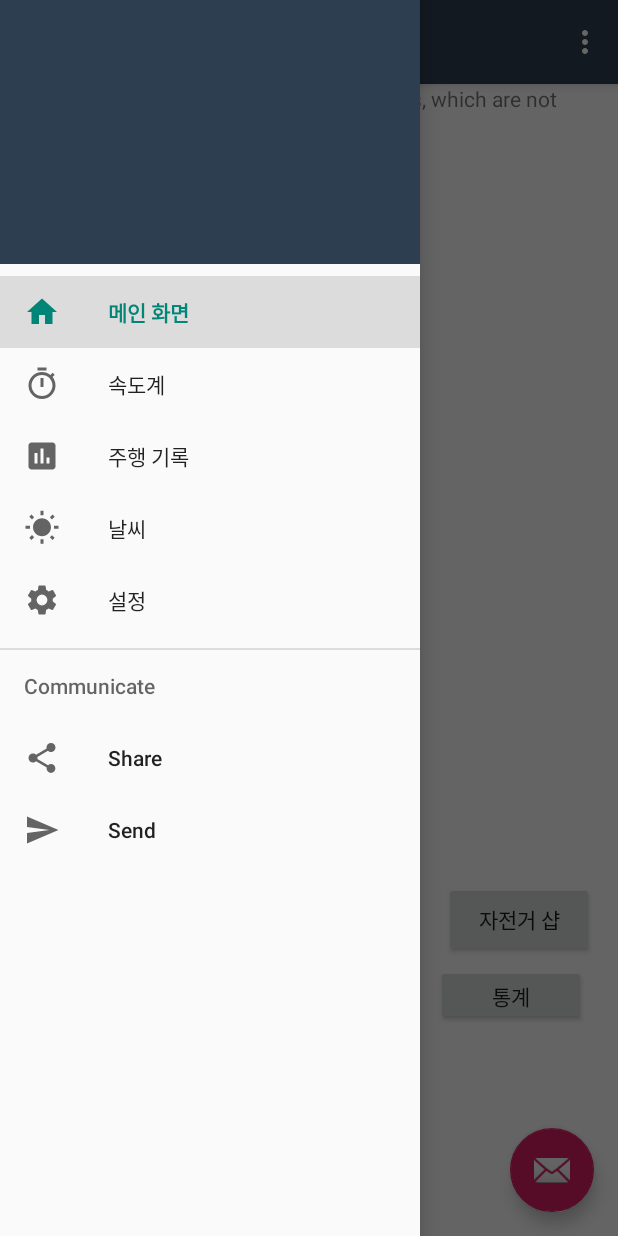
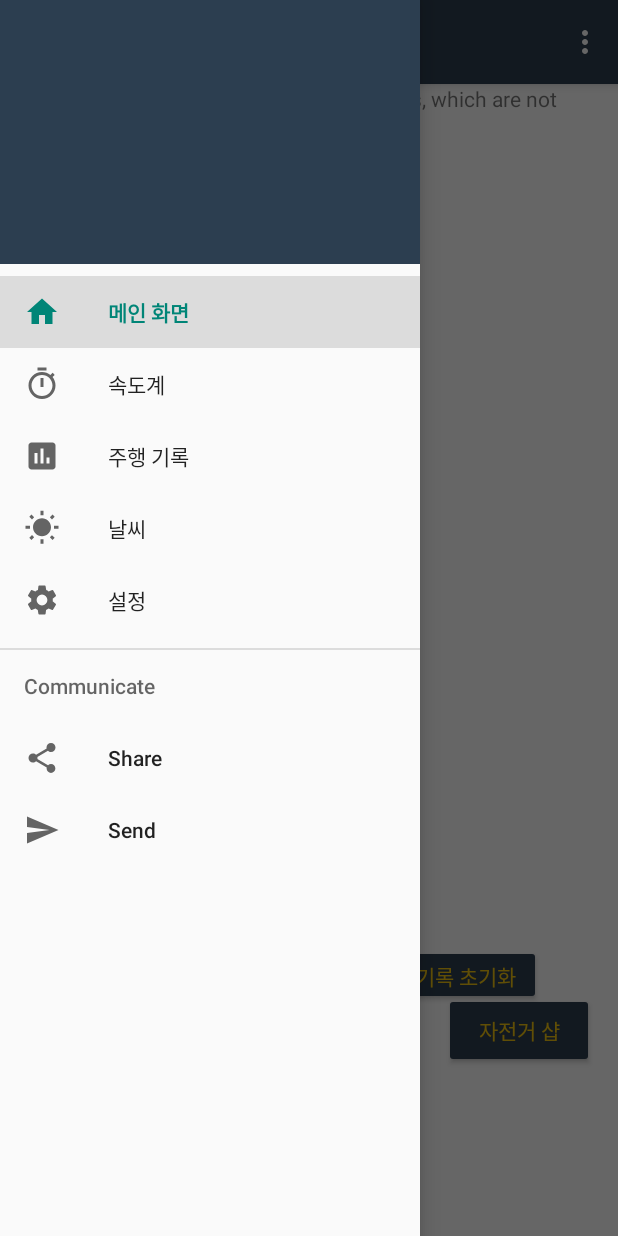
Before and after one commit to Injiyong/Biking, an Android app: the MainActivity screen opened directly, with no data from a screen before it, with the side drawer open, on a phone screen of 412 x 824 dp. Run offline under Robolectric (Android 15) with nearby library versions, the phone set to English and light mode, and no system bars; our stand-ins replace Firebase (no records; nobody signed in at launch, a user with empty details on screens opened directly), navigation-ui; libraries missing offline, so code that uses them is left out: noman.googleplaces; pictures from the network do not load; 8 statements that could not run were skipped.

Commit message:
UI updates

```diff
--- a/Biking/app/src/main/java/cau/injiyong/biking/MainActivity.java
+++ b/Biking/app/src/main/java/cau/injiyong/biking/MainActivity.java
@@ -45,14 +45,14 @@ public class MainActivity extends AppCompatActivity {
         setContentView(R.layout.activity_main);
         Toolbar toolbar = findViewById(R.id.toolbar);
         setSupportActionBar(toolbar);
-        FloatingActionButton fab = findViewById(R.id.fab);
-        fab.setOnClickListener(new View.OnClickListener() {
-            @Override
-            public void onClick(View view) {
-                Snackbar.make(view, "Replace with your own action", Snackbar.LENGTH_LONG)
-                        .setAction("Action", null).show();
-            }
-        });
+//        FloatingActionButton fab = findViewById(R.id.fab);
+//        fab.setOnClickListener(new View.OnClickListener() {
+//            @Override
+//            public void onClick(View view) {
+//                Snackbar.make(view, "Replace with your own action", Snackbar.LENGTH_LONG)
+//                        .setAction("Action", null).show();
+//            }
+//        });
 
         DrawerLayout drawer = findViewById(R.id.drawer_layout);
         NavigationView navigationView = findViewById(R.id.nav_view);
--- a/Biking/app/src/main/java/cau/injiyong/biking/ui/home/HomeFragment.java
+++ b/Biking/app/src/main/java/cau/injiyong/biking/ui/home/HomeFragment.java
@@ -113,6 +113,11 @@ public class HomeFragment extends Fragment implements OnMapReadyCallback, Activi
     LatLng ex_point;
     String f_lat;
     String f_long;
+    String f_time;
+    String s_lat;
+    String s_long;
+    String s_time;
+
 
     List<Marker> previous_marker = null;
 
@@ -159,7 +164,7 @@ public class HomeFragment extends Fragment implements OnMapReadyCallback, Activi
         // 주행시작 ~~
         tv_timer = (TextView)rootView.findViewById(R.id.tv_timer);
         tv_distance = (TextView)rootView.findViewById(R.id.tv_distance);
-        tv_avg_speed = (TextView)rootView.findViewById(R.id.tv_avg_speed);
+//        tv_avg_speed = (TextView)rootView.findViewById(R.id.tv_avg_speed);
         Button btn_timer_start = (Button) rootView.findViewById(R.id.btn_timer_start);
         btn_timer_start.setOnClickListener(new View.OnClickListener() {
 
@@ -206,14 +211,15 @@ public class HomeFragment extends Fragment implements OnMapReadyCallback, Activi
                         bef_long = longitude;
 
                         /* 시작 지점 경도, 위도 */
-                        String s_lat = String.valueOf(latitude);
-                        String s_long = String.valueOf(longitude);
+                        s_lat = String.valueOf(latitude);
+                        s_long = String.valueOf(longitude);
+
 
                         /* 시작 시간 */
                         long now = System.currentTimeMillis();
                         Date date = new Date(now);
                         SimpleDateFormat sdfNow = new SimpleDateFormat("yyyy/MM/dd HH:mm:ss");
-                        String s_time = sdfNow.format(date);
+                        s_time = sdfNow.format(date);
                     }
 
                     /* 타이머를 위한 Handler */
@@ -228,11 +234,11 @@ public class HomeFragment extends Fragment implements OnMapReadyCallback, Activi
                             tv_timer.setText("주행시간 : " + timer + " 초");
                             tv_distance.setText("주행거리 : "+sum_dist+ " m");
                             double getSpeed = Double.parseDouble(String.format("%.3f",location.getSpeed()));
-                            tv_avg_speed.setText("속도 : "+getSpeed);
+//                            tv_avg_speed.setText("속도 : "+getSpeed);
                             //tv_avg_speed.setText("평균 속도 : "+avg_speed+" m/s");
 
-                            /* 3초 마다 GPS를 찍기 위한 소스*/
-                            if (timer % 3 == 0) {
+                            /* 6초 마다 GPS를 찍기 위한 소스*/
+                            if (timer % 6 == 0) {
                                 //GpsInfo gps = new GpsInfo(getActivity());
                                 // GPS 사용유무 가져오기
                                 if (checkLocationServicesStatus()) {
@@ -283,17 +289,18 @@ public class HomeFragment extends Fragment implements OnMapReadyCallback, Activi
 
                                     ex_point = latLng;
                                     Log.d(TAG, "polyLineLocResult : " + markerSnippet);
+
                                     PolylineOptions options = new PolylineOptions().color(0xFFFF0000).width(30.0f).geodesic(true).add(latLng).add(ex_point);
                                     mMap.addPolyline(options);
                                     ex_point = latLng;
 
-                                    // 마커 설정.
-                                    MarkerOptions optFirst = new MarkerOptions();
-                                    optFirst.alpha(0.5f);
-                                    optFirst.anchor(0.5f, 0.5f);
-                                    optFirst.position(latLng);// 위도 • 경도
-                                    optFirst.icon(BitmapDescriptorFactory.defaultMarker(BitmapDescriptorFactory.HUE_BLUE));
-                                    mMap.addMarker(optFirst).showInfoWindow();
+//                                    // 마커 설정.
+//                                    MarkerOptions optFirst = new MarkerOptions();
+//                                    optFirst.alpha(0.5f);
+//                                    optFirst.anchor(0.5f, 0.5f);
+//                                    optFirst.position(latLng);// 위도 • 경도
+//                                    optFirst.icon(BitmapDescriptorFactory.defaultMarker(BitmapDescriptorFactory.HUE_BLUE));
+//                                    mMap.addMarker(optFirst).showInfoWindow();
                                 }
                             }
                         }
@@ -407,7 +414,66 @@ public class HomeFragment extends Fragment implements OnMapReadyCallback, Activi
         });
         // ~~주행 종료
 
-        mLayout = (View)getActivity().findViewById(R.id.layout_map);
+        // 기록 초기화 ~~
+        Button btn_timer_reset = (Button)rootView.findViewById(R.id.btn_timer_reset);
+        btn_timer_reset.setOnClickListener(new View.OnClickListener() {
+
+            @Override
+            public void onClick(View view) {
+                if (view.getId() == R.id.btn_timer_reset) {
+
+                    /* 체킹 변수 설정*/
+                    isReset = true;
+
+                    /* 시작되어 있는 상태에서 종료시킬 경우 */
+                    if (isBtnClickStart == true) {
+                        Toast.makeText(getActivity(), "타이머를 Stop버튼으로 종료시켜주세요", Toast.LENGTH_SHORT).show();
+                    }else {
+                        /* 체킹 변수 설정*/
+                        isBtnClickStart = false;
+
+                        Toast.makeText(getActivity(), "타이머를 리셋합니다.", Toast.LENGTH_SHORT).show();
+
+                        /** 초기화 */
+                        timer = 0; // 총 라이딩 시간(타이머) 초기화
+//                        avg_speed = 0; // 평균 속도 초기화
+                        sum_dist = 0;// 총 라이딩 거리
+                        s_lat = "";
+                        s_long = "";
+                        s_time = ""; // 시작 지점 GPS 정보 초기화
+                        f_lat = "";
+                        f_long = "";
+                        f_time = ""; // 종료 지점 GPS 정보 초기화
+
+                        /* 텍스트 뷰 갱신*/
+                        tv_timer.setText("주행시간 : " + timer + " 초");
+//                        tv_avg_speed.setText("평균 속도 : " + avg_speed + " m/s");
+                        tv_distance.setText("주행거리 : " + sum_dist + " m");
+
+//                        /* ProgressDialog 시작 */
+//                        mProgressDialog.setMessage("Reset ...");
+//                        handler = new Handler();
+//                        mProgressDialog.setCancelable(false);
+//                        mProgressDialog.show();
+//                        handler.postDelayed(new Runnable() {
+//                            @Override
+//                            public void run() {
+//                                if (mProgressDialog != null && mProgressDialog.isShowing()) {
+//                                    mProgressDialog.dismiss();
+//                                }
+//                            }
+//                        }, 1000);
+
+                    }
+
+                }
+
+            }
+
+        });
+        // ~~ 기록 초기화
+
+       mLayout = (View)getActivity().findViewById(R.id.layout_map);
         locationRequest = new LocationRequest()
                 .setPriority(LocationRequest.PRIORITY_HIGH_ACCURACY)
                 .setInterval(UPDATE_INTERVAL_MS)
--- a/Biking/app/src/main/res/layout/app_bar_main.xml
+++ b/Biking/app/src/main/res/layout/app_bar_main.xml
@@ -22,12 +22,12 @@
 
     <include layout="@layout/content_main" />
 
-    <com.google.android.material.floatingactionbutton.FloatingActionButton
-        android:id="@+id/fab"
-        android:layout_width="wrap_content"
-        android:layout_height="wrap_content"
-        android:layout_gravity="bottom|end"
-        android:layout_margin="@dimen/fab_margin"
-        app:srcCompat="@android:drawable/ic_dialog_email" />
+<!--    <com.google.android.material.floatingactionbutton.FloatingActionButton-->
+<!--        android:id="@+id/fab"-->
+<!--        android:layout_width="wrap_content"-->
+<!--        android:layout_height="wrap_content"-->
+<!--        android:layout_gravity="bottom|end"-->
+<!--        android:layout_margin="@dimen/fab_margin"-->
+<!--        app:srcCompat="@android:drawable/ic_dialog_email" />-->
 
 </androidx.coordinatorlayout.widget.CoordinatorLayout>
--- a/Biking/app/src/main/res/layout/fragment_home.xml
+++ b/Biking/app/src/main/res/layout/fragment_home.xml
@@ -3,28 +3,79 @@
     android:layout_width="match_parent"
     android:layout_height="match_parent"
     android:orientation="vertical"
+    android:background="#fff"
     android:id="@+id/layout_map"
     >
 
-    <com.google.android.gms.maps.MapView
-        android:id="@+id/map"
-        android:layout_width="fill_parent"
-        android:layout_height="0.0dip"
-        android:layout_weight="0.8"
-        android:name="com.google.android.gms.maps.MapFragment" />
+    <FrameLayout
+        android:id="@+id/fram_map"
+        android:layout_width="match_parent"
+        android:layout_height="match_parent"
+        >
+        <com.google.android.gms.maps.MapView
+            android:id="@+id/map"
+            android:name="com.google.android.gms.maps.MapFragment"
+            android:layout_width="match_parent"
+            android:layout_height="match_parent"
+            />
+        <TextView
+            android:id="@+id/tv_timer_introduce"
+            android:layout_gravity="center|top"
+            android:gravity="center|top"
+            android:layout_width="match_parent"
+            android:layout_height="wrap_content"
+            android:text="주행 기록"
+            android:background="#00ff0000"
+            android:textColor="#2c3e50"
+            android:textSize="30sp"/>
+
+        <TextView
+            android:layout_gravity="center|top"
+            android:gravity="center|top"
+            android:layout_width="match_parent"
+            android:layout_height="wrap_content"
+            android:id="@+id/tv_timer"
+            android:background="#00ff0000"
+            android:textSize="20sp"
+            android:layout_below="@id/tv_timer_introduce"
+            android:layout_alignParentStart="true"
+            android:layout_alignParentLeft="true"
+            android:layout_marginTop="45dp"
+            android:textColor="#2c3e50"
+            android:text="주행시간 : 0 초" />
+
+        <TextView
+            android:layout_gravity="center|top"
+            android:gravity="center|top"
+            android:layout_width="match_parent"
+            android:layout_height="wrap_content"
+            android:id="@+id/tv_distance"
+            android:background="#00ff0000"
+            android:textSize="20sp"
+            android:layout_marginTop="80dp"
+            android:layout_below="@id/tv_timer"
+            android:layout_alignParentStart="true"
+            android:layout_alignParentLeft="true"
+            android:textColor="#2c3e50"
+            android:text="주행거리 : 0 m" />
+
 
     <LinearLayout
         android:layout_marginBottom="5dp"
         android:id="@+id/fragment_map2_LL_0"
         android:layout_width="match_parent"
-        android:layout_height="wrap_content"
+        android:layout_height="match_parent"
         android:gravity="center"
+        android:paddingTop="500dp"
         android:orientation="horizontal"
         android:layout_alignParentBottom="true"
         android:layout_centerHorizontal="true"
+        android:layout_centerInParent="true"
         >
         <Button
             android:text="편의점"
+            android:textColor="#f1c40f"
+            android:backgroundTint="#2c3e50"
             android:layout_width="100dp"
             android:layout_height="50dp"
             android:layout_marginRight="40dp"
@@ -32,104 +83,78 @@
 
         <Button
             android:text="병원"
+            android:textColor="#f1c40f"
+            android:backgroundTint="#2c3e50"
             android:layout_width="100dp"
             android:layout_height="50dp"
             android:layout_marginRight="40dp"
             android:id="@+id/button2"/>
         <Button
             android:text="자전거 샵"
+            android:backgroundTint="#2c3e50"
+            android:textColor="#f1c40f"
             android:layout_width="100dp"
             android:layout_height="50dp"
             android:id="@+id/button3"/>
     </LinearLayout>
 
     <LinearLayout
-        android:layout_marginBottom="5dp"
         android:id="@+id/fragment_map2_LL_1"
         android:layout_width="match_parent"
-        android:layout_height="wrap_content"
+        android:layout_height="match_parent"
+        android:paddingTop="500dp"
+        android:layout_marginBottom="80dp"
         android:gravity="center"
         android:orientation="horizontal"
         android:layout_alignParentBottom="true"
-        android:layout_centerHorizontal="true"
         >
         <Button
             android:id="@+id/btn_timer_start"
-            android:layout_width="80dp"
+            android:textColor="#f1c40f"
+            android:backgroundTint="#2c3e50"
+            android:layout_width="100dp"
             android:layout_height="40dp"
             android:layout_marginRight="10dp"
-            android:text="Start"/>
+
+            android:text="주행 시작"/>
 
         <Button
             android:id="@+id/btn_timer_finish"
-            android:layout_width="80dp"
+            android:layout_width="100dp"
             android:layout_height="40dp"
             android:layout_marginRight="10dp"
-            android:text="Stop"/>
+            android:textColor="#f1c40f"
+            android:backgroundTint="#2c3e50"
+            android:text="주행 종료"/>
 
         <Button
             android:id="@+id/btn_timer_reset"
-            android:layout_width="80dp"
+            android:layout_width="100dp"
             android:layout_height="40dp"
             android:layout_marginRight="10dp"
-            android:text="Reset"
+            android:textColor="#f1c40f"
+            android:backgroundTint="#2c3e50"
+            android:text="기록 초기화"
             />
 
-        <Button
-            android:id="@+id/btn_riding_for_analysis"
-            android:layout_width="100dp"
-            android:layout_height="40dp"
-            android:text="통계"
-            />
+
 
     </LinearLayout>
 
-    <TextView
-        android:id="@+id/tv_timer_introduce"
-        android:layout_gravity="center"
-        android:gravity="center"
-        android:layout_width="match_parent"
-        android:layout_height="wrap_content"
-        android:text="라이딩 기록"
-        android:textSize="30sp"/>
-
-    <TextView
-        android:layout_gravity="center"
-        android:gravity="center"
-        android:layout_width="match_parent"
-        android:layout_height="wrap_content"
-        android:id="@+id/tv_timer"
-        android:textSize="20sp"
-        android:layout_below="@id/tv_timer_introduce"
-
-        android:layout_alignParentStart="true"
-        android:layout_alignParentLeft="true"
-        android:text="주행시간 : 0 초" />
-
-    <TextView
-        android:layout_gravity="center"
-        android:gravity="center"
-        android:layout_width="match_parent"
-        android:layout_height="wrap_content"
-        android:id="@+id/tv_distance"
-        android:textSize="20sp"
-        android:layout_below="@id/tv_timer"
-        android:layout_alignParentStart="true"
-        android:layout_alignParentLeft="true"
-        android:text="주행거리 : 0 m" />
-
-    <TextView
-
-        android:layout_gravity="center"
-        android:gravity="center"
-        android:layout_width="match_parent"
-        android:layout_height="wrap_content"
-        android:id="@+id/tv_avg_speed"
-        android:textSize="20sp"
-        android:layout_below="@id/tv_distance"
-        android:layout_alignParentStart="true"
-        android:layout_alignParentLeft="true"
-        android:text="속도 : 0 m/s" />
 
 
+<!--    <TextView-->
+
+<!--        android:layout_gravity="center"-->
+<!--        android:gravity="center"-->
+<!--        android:layout_width="match_parent"-->
+<!--        android:layout_height="wrap_content"-->
+<!--        android:id="@+id/tv_avg_speed"-->
+<!--        android:textSize="20sp"-->
+<!--        android:layout_below="@id/tv_distance"-->
+<!--        android:layout_alignParentStart="true"-->
+<!--        android:layout_alignParentLeft="true"-->
+<!--        android:text="속도 : 0 m/s" />-->
+
+    </FrameLayout>
 </LinearLayout>
```
